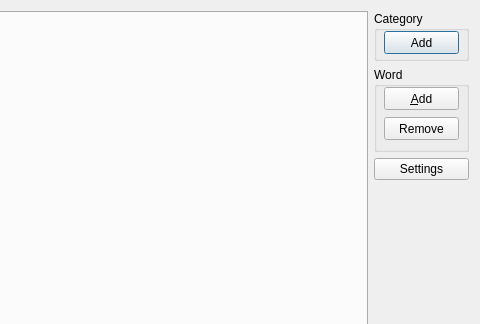
Above: source/vocabularymanagerdialog.ui from martin-kudlicka/vocabulary-master before the change; both pictures show x 160 to 640 and y 0 to 324 of the 640 by 480 pixel window. Below: the same form after it.
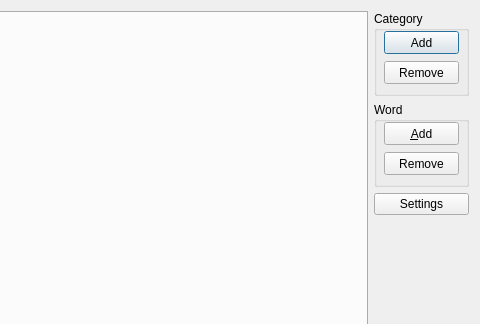
That is the form after the change.

Commit message: + remove category

```diff
--- a/source/vocabularymanagerdialog.ui
+++ b/source/vocabularymanagerdialog.ui
@@ -28,7 +28,7 @@
        <property name="minimumSize">
         <size>
          <width>95</width>
-         <height>50</height>
+         <height>85</height>
         </size>
        </property>
        <property name="title">
@@ -47,6 +47,19 @@
          <string>Add</string>
         </property>
        </widget>
+       <widget class="QPushButton" name="qpbCategoryRemove">
+        <property name="geometry">
+         <rect>
+          <x>10</x>
+          <y>50</y>
+          <width>75</width>
+          <height>23</height>
+         </rect>
+        </property>
+        <property name="text">
+         <string>Remove</string>
+        </property>
+       </widget>
       </widget>
      </item>
      <item>
```
The commit also changes 4 other files.
